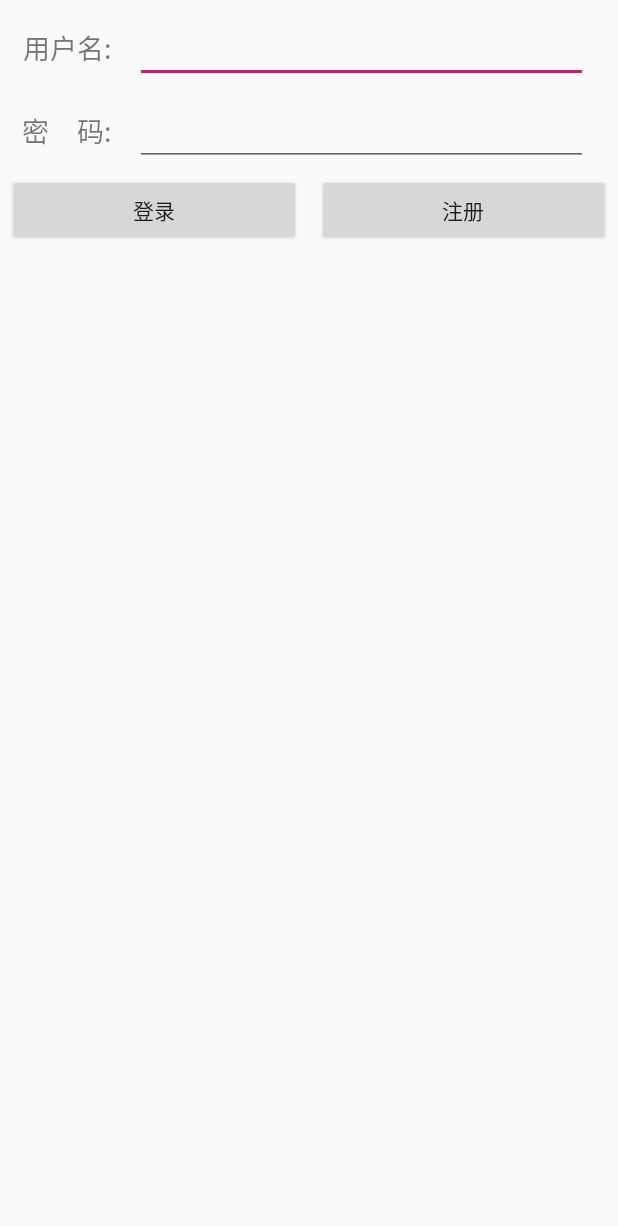
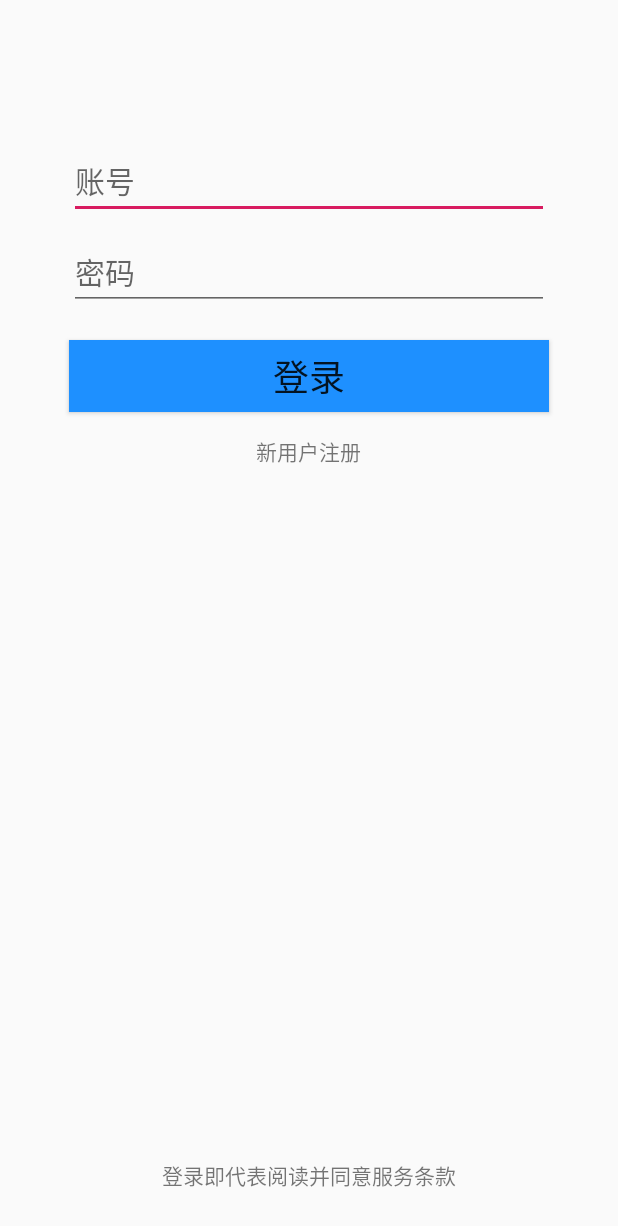
Before and after one commit to LumineSakura/Financial-ledger, an Android app: the UserActivity screen opened directly, with no data from a screen before it, on a phone screen of 412 x 824 dp. Shown: the top 1226 px of the screen. Run offline under Robolectric (Android 15) with nearby library versions, the phone set to English and light mode, and no system bars.

Commit message:
财务记账,更新登录注册页面

```diff
--- a/app/build.gradle.kts
+++ b/app/build.gradle.kts
@@ -41,5 +41,6 @@ dependencies {
     androidTestImplementation("androidx.test.ext:junit:1.1.5")
     androidTestImplementation("androidx.test.espresso:espresso-core:3.5.1")
     implementation("com.github.PhilJay:MPAndroidChart:v3.0.3")
+    implementation("com.google.code.gson:gson:2.7")
 
 }
--- a/app/src/main/java/com/sakura/tally/UserActivity.java
+++ /dev/null
@@ -1,15 +0,0 @@
-package com.sakura.tally;
-
-import android.os.Bundle;
-
-import androidx.appcompat.app.AppCompatActivity;
-
-public class UserActivity extends AppCompatActivity {
-
-
-    @Override
-    protected void onCreate(Bundle savedInstanceState) {
-        super.onCreate(savedInstanceState);
-        setContentView(R.layout.activity_user);
-    }
-}
--- a/app/src/main/java/com/sakura/tally/user/UserBean.java
+++ b/app/src/main/java/com/sakura/tally/user/User.java
@@ -4,7 +4,7 @@ package com.sakura.tally.user;
  * @author : Akubi
  * @date : 2024/2/24 22:41
  */
-public class UserBean {
+public class User {
     /**
      * 判断登录状态
      */
@@ -18,10 +18,10 @@ public class UserBean {
      */
     private String password;
 
-    public UserBean() {
+    public User(String s, String digest, String toString, String string, String s1) {
     }
 
-    public UserBean(int loginOut, String username, String password) {
+    public User(int loginOut, String username, String password) {
         this.loginOut = loginOut;
         this.username = username;
         this.password = password;
--- /dev/null
+++ b/app/src/main/java/com/sakura/tally/user/UserActivity.java
@@ -0,0 +1,90 @@
+package com.sakura.tally.user;
+
+import android.annotation.SuppressLint;
+import android.content.Intent;
+import android.os.Bundle;
+import android.text.TextUtils;
+import android.view.View;
+import android.widget.Button;
+import android.widget.EditText;
+import android.widget.TextView;
+import android.widget.Toast;
+
+import androidx.appcompat.app.AppCompatActivity;
+
+import com.sakura.tally.R;
+import com.sakura.tally.utils.MD5Utils;
+import com.sakura.tally.utils.MySharePreferences;
+
+import org.jetbrains.annotations.Nullable;
+
+
+public class UserActivity extends AppCompatActivity implements View.OnClickListener {
+    MySharePreferences sp;
+    //获取的用户名，密码，加密密码
+    private String userName, psw, pswMd5, spPsw;
+    //编辑框
+    private EditText et_user_name, et_psw;
+
+    @Override
+    protected void onCreate(Bundle savedInstanceState) {
+        super.onCreate(savedInstanceState);
+        setContentView(R.layout.activity_user);
+        sp = new MySharePreferences(this);
+        @SuppressLint({"MissingInflatedId", "LocalSuppress"}) TextView tv_register =
+                (TextView) findViewById(R.id.tv_register);
+        @SuppressLint({"MissingInflatedId", "LocalSuppress"}) Button btn_login =
+                (Button) findViewById(R.id.btn_login);
+        tv_register.setOnClickListener(this);
+        btn_login.setOnClickListener(this);
+        et_user_name = (EditText) findViewById(R.id.et_user_name);
+        et_psw = (EditText) findViewById(R.id.et_psw);
+
+
+    }
+
+    @Override
+    public void onClick(View v) {
+        int id = v.getId();
+        if (id == R.id.btn_login) {
+            userName = et_user_name.getText().toString();
+            psw = et_psw.getText().toString();
+            pswMd5 = MD5Utils.digest(psw);
+            spPsw = sp.loadValueString(userName);
+            if (TextUtils.isEmpty(userName)) {
+                Toast.makeText(UserActivity.this, "请输入用户名", Toast.LENGTH_SHORT).show();
+            } else if (TextUtils.isEmpty(psw)) {
+                Toast.makeText(UserActivity.this, "请输入密码", Toast.LENGTH_SHORT).show();
+                // md5Psw.equals(); 判断，输入的密码加密后，是否与保存在SharedPreferences中一致
+            } else if (pswMd5.equals(spPsw)) {
+                Toast.makeText(UserActivity.this, "登录成功", Toast.LENGTH_SHORT).show();
+                sp.saveValueBoolean("isload", true);
+                UserActivity.this.finish();
+                startActivity(new Intent(UserActivity.this, WelcomeActivity.class));
+            } else if ((userName != null && !TextUtils.isEmpty(spPsw) && !pswMd5.equals(spPsw))) {
+                Toast.makeText(UserActivity.this, "输入的用户名和密码不一致", Toast.LENGTH_SHORT).show();
+            } else {
+                Toast.makeText(UserActivity.this, "此用户名不存在", Toast.LENGTH_SHORT).show();
+            }
+        } else if (id == R.id.tv_register) {
+            startActivityForResult(new Intent(UserActivity.this, RegisterActivity.class), 1);
+        }
+    }
+
+    @Override
+    protected void onActivityResult(int requestCode, int resultCode, @Nullable Intent data) {
+        super.onActivityResult(requestCode, resultCode, data);
+        if (requestCode == 1 && resultCode == 2) {
+            if (data != null) {
+                String userName = data.getStringExtra("userName");
+                if (!TextUtils.isEmpty(userName)) {
+                    //设置用户名到 et_user_name 控件
+                    et_user_name.setText(userName);
+                    //et_user_name控件的setSelection()方法来设置光标位置
+                    et_user_name.setSelection(userName.length());
+                }
+            }
+        }
+
+    }
+}
--- /dev/null
+++ b/app/src/main/java/com/sakura/tally/utils/MySharePreferences.java
@@ -0,0 +1,40 @@
+package com.sakura.tally.utils;
+
+import android.content.Context;
+import android.content.SharedPreferences;
+
+/**
+ * @author 15018
+ */
+public class MySharePreferences {
+    Context context;
+    SharedPreferences sp;
+
+    public MySharePreferences(Context context) {
+        this.context = context;
+        sp = context.getSharedPreferences("Financial-ledger", Context.MODE_PRIVATE);
+    }
+
+    public void saveValueBoolean(String key, Boolean value) {
+        SharedPreferences.Editor editor = sp.edit();
+        editor.putBoolean(key, value);
+        editor.commit();
+    }
+
+    public void saveValueString(String key, String value) {
+        SharedPreferences.Editor editor = sp.edit();
+        editor.putString(key, value);
+        editor.commit();
+    }
+
+    public String loadValueString(String key) {
+        return sp.getString(key, "");
+    }
+
+
+    public boolean loadValueBoolean(String key) {
+        return sp.getBoolean(key, false);
+    }
+
+
+}
--- a/app/src/main/res/layout/activity_user.xml
+++ b/app/src/main/res/layout/activity_user.xml
@@ -1,80 +1,95 @@
 <?xml version="1.0" encoding="utf-8"?>
-<androidx.constraintlayout.widget.ConstraintLayout xmlns:android="http://schemas.android.com/apk/res/android"
-    xmlns:tools="http://schemas.android.com/tools"
-    android:layout_width="match_parent"
-    android:layout_height="match_parent"
-    tools:context=".MainActivity">
-
-    <LinearLayout
+<LinearLayout xmlns:android="http://schemas.android.com/apk/res/android"
     android:layout_width="match_parent"
     android:layout_height="match_parent"
     android:orientation="vertical">
 
+    <!--登录界面,用LinearLayout-->
+
+
     <LinearLayout
         android:layout_width="match_parent"
         android:layout_height="wrap_content"
+        android:layout_marginTop="35dp">
+
+        <ImageView
+            android:id="@+id/symbol"
+            android:layout_width="wrap_content"
+            android:layout_height="wrap_content" />
+
+        <!--<TextView
+            android:layout_marginLeft="20dp"
+            android:id="@+id/qq"
+            android:layout_width="wrap_content"
+            android:layout_marginTop="35dp"
+            android:text="仿QQ"
+            android:textSize="24sp"
+            android:layout_height="wrap_content" />-->
+    </LinearLayout>
+    <!--输入框-->
+    <EditText
+        android:id="@+id/et_user_name"
+        android:layout_width="320dp"
+        android:layout_height="wrap_content"
+
+        android:layout_gravity="center"
+        android:layout_marginTop="60dp"
+        android:hint="账号"
+        android:inputType="number"
+        android:maxLines="1"
+        android:textSize="20sp" />
+    <!--输入框-->
+    <EditText
+        android:id="@+id/et_psw"
+        android:layout_width="320dp"
+        android:layout_height="wrap_content"
+        android:layout_gravity="center"
         android:layout_marginTop="10dp"
-            android:orientation="horizontal">
+        android:hint="密码"
+        android:inputType="textPassword"
+        android:textSize="20sp" />
+    <!--按钮-->
+    <Button
+        android:id="@+id/btn_login"
+        android:layout_width="320dp"
+        android:layout_height="wrap_content"
+        android:layout_gravity="center"
+        android:layout_marginTop="20dp"
+        android:background="#1E90FF"
+        android:text="登录"
+        android:textSize="24sp" />
+
+    <LinearLayout
+        android:layout_width="match_parent"
+        android:layout_height="wrap_content"
+        android:layout_marginTop="15dp"
+        android:orientation="vertical">
 
         <TextView
-                android:layout_width="0dp"
+            android:id="@+id/tv_register"
+            android:layout_width="wrap_content"
             android:layout_height="wrap_content"
-                android:layout_weight="0.3"
-                android:gravity="center"
-                android:text="用户名:"
-                android:textSize="18dp" />
-
-            <EditText
-                android:id="@+id/name"
-                android:layout_width="0dp"
-                android:layout_height="wrap_content"
-                android:layout_marginRight="20dp"
-                android:layout_weight="1" />
+            android:layout_gravity="center_horizontal"
+            android:text="新用户注册" />
     </LinearLayout>
 
     <LinearLayout
         android:layout_width="match_parent"
         android:layout_height="wrap_content"
-            android:layout_marginTop="10dp"
-            android:orientation="horizontal">
+        android:orientation="vertical">
+
+        <RelativeLayout
+            android:layout_width="wrap_content"
+            android:layout_height="wrap_content"
+            android:layout_gravity="center"
+            android:layout_marginBottom="30dp">
 
             <TextView
-                android:layout_width="0dp"
+                android:layout_alignParentBottom="true"
+                android:layout_width="wrap_content"
                 android:layout_height="wrap_content"
-                android:layout_weight="0.3"
-                android:gravity="center"
-                android:text="密    码:"
-                android:textSize="18dp" />
-
-            <EditText
-                android:id="@+id/pwd"
-                android:layout_width="0dp"
-                android:layout_height="wrap_content"
-                android:layout_marginRight="20dp"
-                android:layout_weight="1"
-                android:inputType="textPassword" />
+                android:text="登录即代表阅读并同意服务条款" />
+        </RelativeLayout>
     </LinearLayout>
 
-        <LinearLayout
-            android:layout_width="match_parent"
-            android:layout_height="wrap_content"
-            android:orientation="horizontal">
-
-            <Button
-                android:id="@+id/login"
-                android:layout_width="wrap_content"
-                android:layout_height="wrap_content"
-                android:layout_margin="5dp"
-                android:layout_weight="1"
-                android:text="登录" />
-
-            <Button
-                android:id="@+id/reg"
-                android:layout_width="wrap_content"
-                android:layout_height="wrap_content"
-                android:layout_margin="5dp"
-                android:layout_weight="1"
-                android:text="注册" />
 </LinearLayout>
-    </LinearLayout>
-</androidx.constraintlayout.widget.ConstraintLayout>
--- a/app/src/main/res/values/strings.xml
+++ b/app/src/main/res/values/strings.xml
@@ -44,4 +44,8 @@
     <string name="not_data">暂无数据</string>
     <!-- TODO: Remove or change this placeholder text -->
     <string name="hello_blank_fragment">Hello blank fragment</string>
+    <string name="EnterAccount">请输入账号</string>
+    <string name="EnterPassword">请输入密码</string>
+    <string name="EnterPasswordAgain">请再次输入密码进行确认</string>
+    <string name="ClickRegister">点击注册</string>
 </resources>
```
Also changed, not shown: app/src/main/AndroidManifest.xml (+7 -1 lines), app/src/main/java/com/sakura/tally/db/DBUserHelper.java (added, +31 -0 lines), app/src/main/java/com/sakura/tally/user/RegisterActivity.java (added, +100 -0 lines), app/src/main/java/com/sakura/tally/user/WelcomeActivity.java (added, +27 -0 lines), app/src/main/java/com/sakura/tally/utils/MD5Utils.java (added, +30 -0 lines), app/src/main/java/com/sakura/tally/utils/MoreDialog.java (+18 -6 lines), app/src/main/res/layout/activity_register.xml (added, +149 -0 lines), app/src/main/res/layout/activity_welcome.xml (added, +15 -0 lines). Lines whose indentation alone changed are shown as unchanged.
